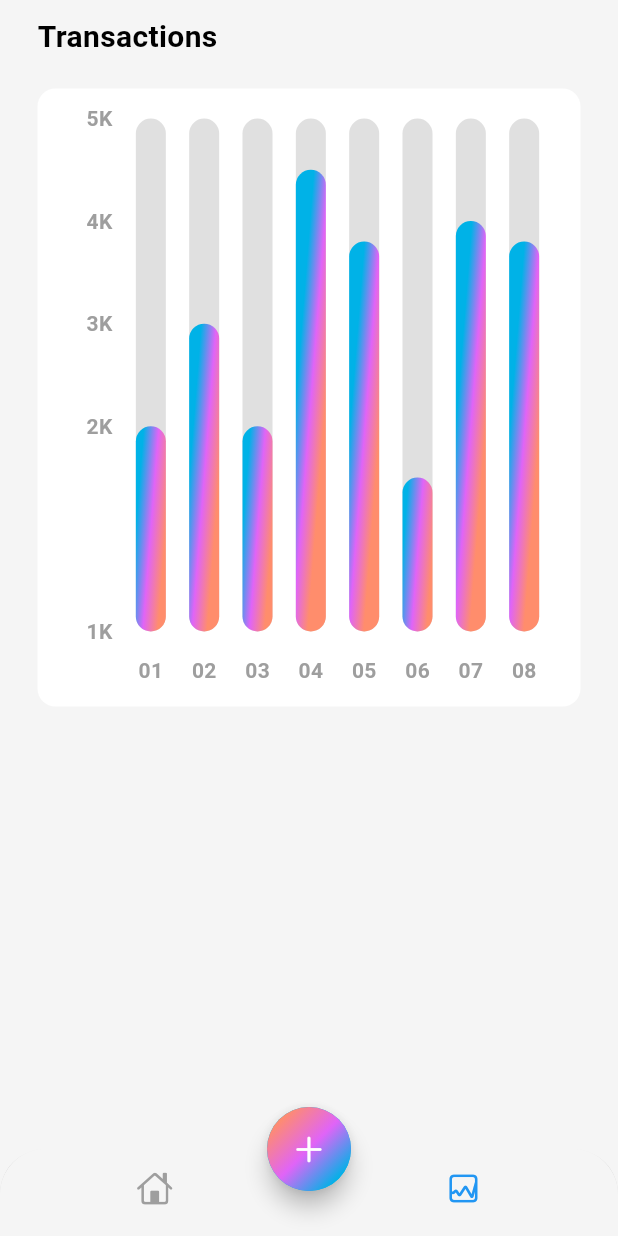
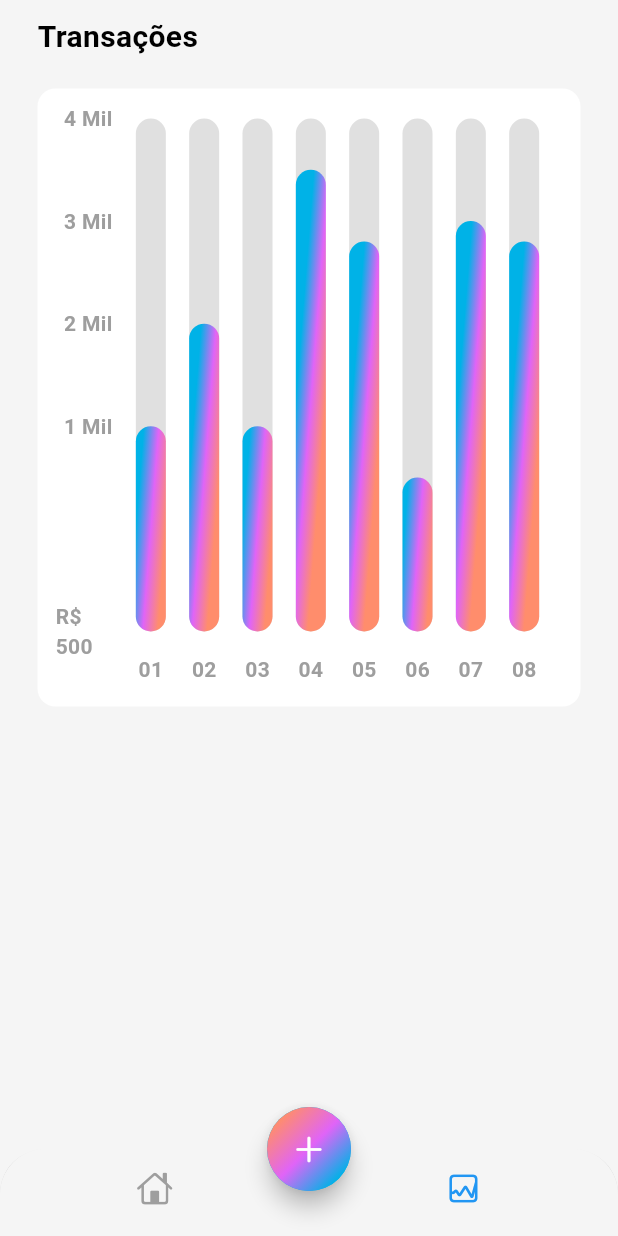
Before and after one commit to felipetaua/controle_financeiro, a Flutter app: the screen it shows after launch, item 2 of the bottom bar chosen, on a phone screen of 412 x 824 dp. Run offline on Flutter 3.47's test engine with Material 3 defaults, Android fonts, the phone set to English and light mode, and no system bars; drawn by our look-alikes of fl_chart.

```diff
--- a/lib/screens/stats/chart.dart
+++ b/lib/screens/stats/chart.dart
@@ -123,7 +123,7 @@ class _MyChartState extends State<MyChart> {
         break;
     }
     return SideTitleWidget(
-      space: 16,
+      space: 15,
       child: text,
       meta: meta,
     );
@@ -137,15 +137,15 @@ class _MyChartState extends State<MyChart> {
     );
     String text;
     if (value == 0) {
-      text = '1K';
+      text = 'R\$ 500';
     } else if (value == 2) {
-      text = '2K';
+      text = '1 Mil';
     } else if (value == 3) {
-      text = '3K';
+      text = '2 Mil';
     } else if (value == 4) {
-      text = '4K';
+      text = '3 Mil';
     } else if (value == 5) {
-      text = '5K';
+      text = '4 Mil';
     } else {
       return Container();
     }
--- a/lib/screens/stats/stats.dart
+++ b/lib/screens/stats/stats.dart
@@ -14,7 +14,7 @@ class StatScreen extends StatelessWidget {
           crossAxisAlignment: CrossAxisAlignment.start,
           children: [
             const Text(
-              'Transactions',
+              'Transações',
               style: TextStyle(fontSize: 20, fontWeight: FontWeight.bold),
             ),
             const SizedBox(height: 20),
```
